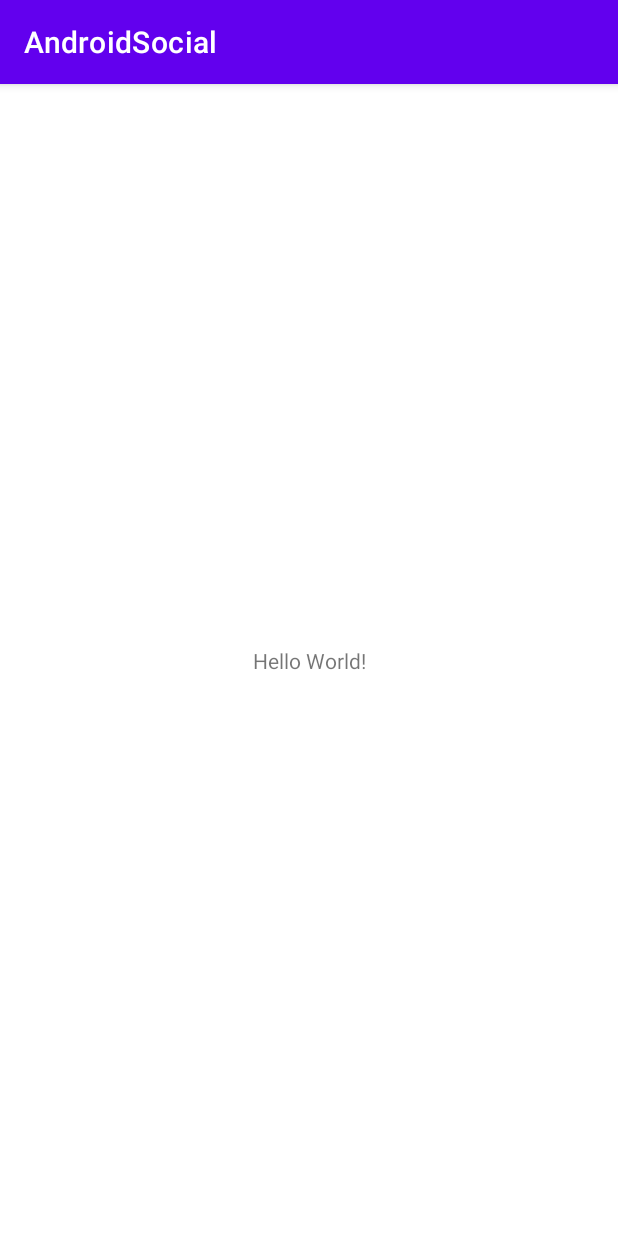
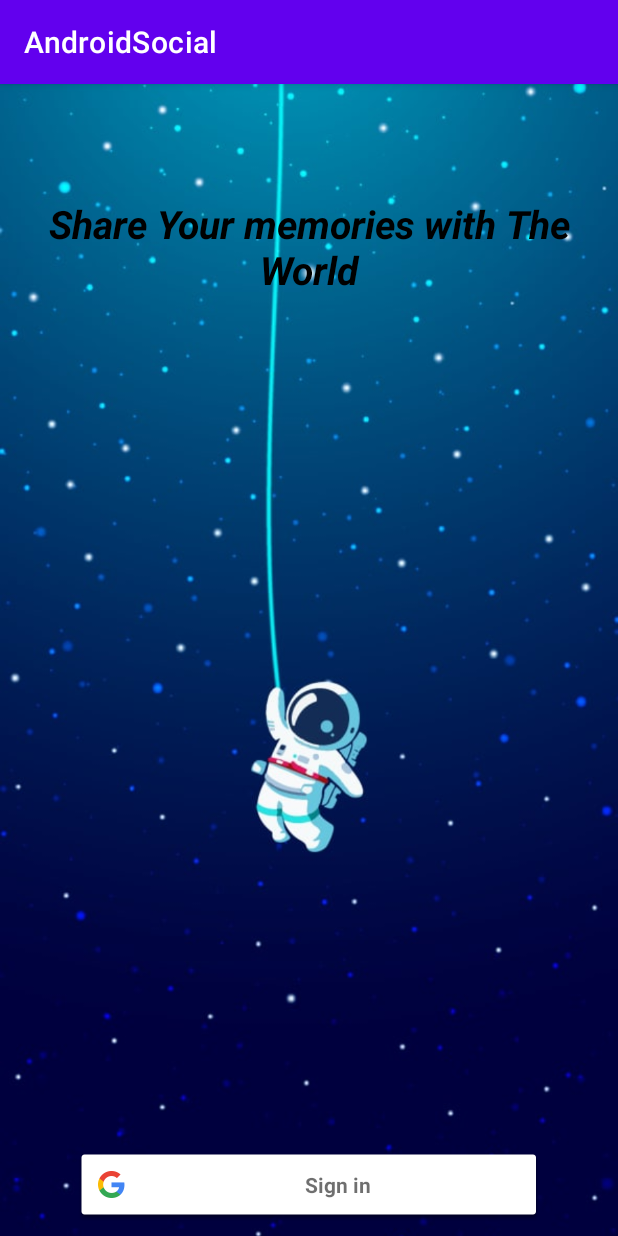
Before and after one commit to Abenu10/AndroidSocial, an Android app: the screen it shows after launch (MainActivity before the commit, LoginActivity after it), on a phone screen of 412 x 824 dp. Run offline under Robolectric (Android 15) with nearby library versions, the light colour scheme and no system bars; our stand-ins replace Firebase (no records; nobody signed in at launch, a user with empty details on screens opened directly).

Commit message:
Google signin - Tutorial one

```diff
--- /dev/null
+++ b/app/src/main/java/org/geeksforgeeks/androidsocial/LoginActivity.java
@@ -0,0 +1,131 @@
+package org.geeksforgeeks.androidsocial;
+
+import androidx.annotation.NonNull;
+import androidx.annotation.Nullable;
+import androidx.appcompat.app.AppCompatActivity;
+
+import android.app.ProgressDialog;
+import android.content.Intent;
+import android.os.Bundle;
+import android.util.Log;
+import android.view.View;
+import android.widget.Button;
+
+import com.google.android.gms.auth.api.Auth;
+import com.google.android.gms.auth.api.identity.BeginSignInRequest;
+import com.google.android.gms.auth.api.identity.SignInClient;
+import com.google.android.gms.auth.api.identity.SignInCredential;
+import com.google.android.gms.auth.api.signin.GoogleSignIn;
+import com.google.android.gms.auth.api.signin.GoogleSignInAccount;
+import com.google.android.gms.auth.api.signin.GoogleSignInClient;
+import com.google.android.gms.auth.api.signin.GoogleSignInOptions;
+import com.google.android.gms.common.SignInButton;
+import com.google.android.gms.common.api.ApiException;
+import com.google.android.gms.common.api.GoogleApiClient;
+import com.google.android.gms.tasks.OnCompleteListener;
+import com.google.android.gms.tasks.Task;
+import com.google.firebase.auth.AuthCredential;
+import com.google.firebase.auth.AuthResult;
+import com.google.firebase.auth.FirebaseAuth;
+import com.google.firebase.auth.FirebaseUser;
+import com.google.android.gms.common.SignInButton;
+import com.google.firebase.auth.GoogleAuthProvider;
+
+public class LoginActivity extends AppCompatActivity {
+
+    private static final String TAG = "GOOGLEACTIVITY";
+    private static final int RC_SIGN_IN = 9001;
+
+    private GoogleSignInClient mGoogleSignInClient;
+    private FirebaseAuth mFirebaseAuth;
+    private FirebaseUser mFirebaseUser;
+
+    private SignInButton signInButton;
+    ProgressDialog progressDialog;
+
+
+
+    // ...
+
+    @Override
+    protected void onCreate(Bundle savedInstanceState) {
+        super.onCreate(savedInstanceState);
+        setContentView(R.layout.activity_login);
+   signInButton  = findViewById(R.id.sign_in_button);
+//   Configure Google sign in
+        GoogleSignInOptions gso = new GoogleSignInOptions.Builder(GoogleSignInOptions.DEFAULT_SIGN_IN)
+                .requestIdToken(getString(R.string.default_web_client_id))
+                .requestEmail()
+                .build();
+
+        mGoogleSignInClient = GoogleSignIn.getClient(this, gso);
+        mFirebaseAuth = FirebaseAuth.getInstance();
+
+        progressDialog = new ProgressDialog(LoginActivity.this);
+        progressDialog.setCancelable(false);
+        progressDialog.setTitle("Loading...");
+        progressDialog.setMessage("Signing You in.... Please wait");
+
+        signInButton.setOnClickListener(new View.OnClickListener() {
+            @Override
+            public void onClick(View v) {
+                 signIn();
+            }
+        });
+
+
+    }
+    private void signIn(){
+        Intent signInIntent =  mGoogleSignInClient.getSignInIntent();
+        startActivityForResult(signInIntent, RC_SIGN_IN );
+    }
+
+    @Override
+    protected void onStart() {
+        super.onStart();
+        mFirebaseUser = mFirebaseAuth.getCurrentUser();
+        if(mFirebaseUser!=null){
+            Log.d(TAG, "User already logged in");
+            startActivity(new Intent(LoginActivity.this, MainActivity.class));
+            finish();
+        }
+    }
+    @Override
+    public void onActivityResult(int requestCode, int resultCode , Intent data){
+        super.onActivityResult(requestCode,resultCode,data);
+
+        if(requestCode == RC_SIGN_IN){
+            Task<GoogleSignInAccount> task = GoogleSignIn.getSignedInAccountFromIntent(data);
+            try{
+                GoogleSignInAccount account = task.getResult(ApiException.class);
+                firebaseAuthWithGoogle(account);
+            } catch(ApiException e){
+                Log.w(TAG, "Google Sign in failed");
+            }
+        }
+    }
+    private void firebaseAuthWithGoogle(GoogleSignInAccount acct) {
+        Log.d(TAG, "firebaseAuthWithGoogle:" + acct.getId());
+        AuthCredential credential = GoogleAuthProvider.getCredential(acct.getIdToken(), null);
+        mFirebaseAuth.signInWithCredential(credential)
+                .addOnCompleteListener(this, new OnCompleteListener<AuthResult>() {
+                    @Override
+                    public void onComplete(@NonNull Task<AuthResult> task) {
+//                        Log.d(TAG, "signInWithCredential:onComplete:" + task.isSuccessful());
+
+                        // If sign in fails, display a message to the user. If sign in succeeds
+                        // the auth state listener will be notified and logic to handle the
+                        // signed in user can be handled in the listener.
+                        if (task.isSuccessful()) {
+                            Log.w(TAG, "signInWithCredential:success");
+                            FirebaseUser user = mFirebaseAuth.getCurrentUser();
+                        } else {
+                            Log.w(TAG, "SignInWithCredential:failure", task.getException());
+                        }
+                    }
+                });
+    }
+
+
+
+}
--- a/app/src/main/java/org/geeksforgeeks/androidsocial/MainActivity.java
+++ b/app/src/main/java/org/geeksforgeeks/androidsocial/MainActivity.java
@@ -10,7 +10,6 @@ public class MainActivity extends AppCompatActivity {
     protected void onCreate(Bundle savedInstanceState) {
         super.onCreate(savedInstanceState);
         setContentView(R.layout.activity_main);
-    // now write the code on the second branch and commit then push to the master to create  pull request
-// do these
+
     }
 }
--- /dev/null
+++ b/app/src/main/res/layout/activity_login.xml
@@ -0,0 +1,45 @@
+<?xml version="1.0" encoding="utf-8"?>
+<RelativeLayout xmlns:android="http://schemas.android.com/apk/res/android"
+    xmlns:app="http://schemas.android.com/apk/res-auto"
+    xmlns:tools="http://schemas.android.com/tools"
+    android:layout_width="match_parent"
+    android:layout_height="match_parent"
+    tools:context=".LoginActivity">
+    <FrameLayout
+        android:layout_width="match_parent"
+        android:layout_height="match_parent">
+        <ImageView
+            android:layout_width="match_parent"
+            android:layout_height="match_parent"
+            android:src="@drawable/login_bg"
+            android:scaleType="centerCrop"/>
+        <FrameLayout
+            android:layout_width="match_parent"
+            android:layout_height="match_parent"
+            android:layout_gravity="center">
+            <TextView
+                android:layout_width="match_parent"
+                android:layout_height="wrap_content"
+                android:textStyle="bold|italic"
+                android:textSize="26sp"
+                android:textColor="#000"
+                android:textAlignment="center"
+                android:text="Share Your memories with The World"
+                android:layout_marginTop="75dp"
+                />
+            <com.google.android.gms.common.SignInButton
+                android:layout_width="match_parent"
+                android:layout_height="wrap_content"
+                android:layout_gravity="bottom"
+                android:text="Login"
+                android:layout_marginRight="50dp"
+                android:layout_marginLeft="50dp"
+                android:layout_marginBottom="10dp"
+                android:id="@+id/sign_in_button"/>
+
+
+        </FrameLayout>
+
+    </FrameLayout>
+
+</RelativeLayout>
--- a/app/src/main/res/layout/activity_main.xml
+++ b/app/src/main/res/layout/activity_main.xml
@@ -9,7 +9,7 @@
     <TextView
         android:layout_width="wrap_content"
         android:layout_height="wrap_content"
-        android:text="Hello World!"
+        android:text="Signed in!"
         app:layout_constraintBottom_toBottomOf="parent"
         app:layout_constraintEnd_toEndOf="parent"
         app:layout_constraintStart_toStartOf="parent"
--- a/build.gradle
+++ b/build.gradle
@@ -1,4 +1,10 @@
 // Top-level build file where you can add configuration options common to all sub-projects/modules.
+
+buildscript{
+    dependencies{
+        classpath 'com.google.gms:google-services:4.3.13'
+    }
+}
 plugins {
     id 'com.android.application' version '7.3.0' apply false
     id 'com.android.library' version '7.3.0' apply false
```
Also changed, not shown: app/build.gradle (+15 -0 lines), app/src/main/AndroidManifest.xml (+28 -2 lines), app/src/main/res/drawable-v24/login_bg.jpg (added), 1 other file.
